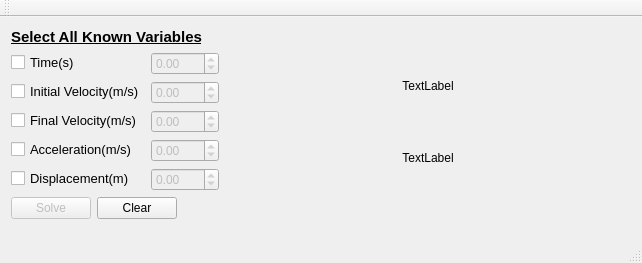
First picture: the form in mainwindow.ui, repository Daniel-Harrington/KinematicsSolver, before the edit.
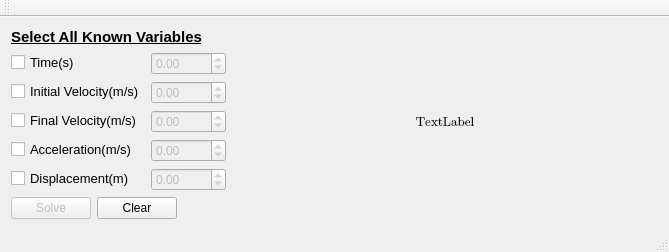
Second picture: the form after the edit.

What changed in the file:
```diff
--- a/mainwindow.ui
+++ b/mainwindow.ui
@@ -6,8 +6,8 @@
    <rect>
     <x>0</x>
     <y>0</y>
-    <width>642</width>
-    <height>263</height>
+    <width>669</width>
+    <height>251</height>
    </rect>
   </property>
   <property name="windowTitle">
@@ -98,7 +98,10 @@
          <bool>false</bool>
         </property>
         <property name="minimum">
-         <double>-100.000000000000000</double>
+         <double>-1000.000000000000000</double>
+        </property>
+        <property name="maximum">
+         <double>999.990000000000009</double>
         </property>
        </widget>
       </item>
@@ -108,7 +111,10 @@
          <bool>false</bool>
         </property>
         <property name="minimum">
-         <double>-100.000000000000000</double>
+         <double>-1000.000000000000000</double>
+        </property>
+        <property name="maximum">
+         <double>999.990000000000009</double>
         </property>
        </widget>
       </item>
@@ -118,7 +124,10 @@
          <bool>false</bool>
         </property>
         <property name="minimum">
-         <double>-100.000000000000000</double>
+         <double>-1000.000000000000000</double>
+        </property>
+        <property name="maximum">
+         <double>999.990000000000009</double>
         </property>
        </widget>
       </item>
@@ -128,7 +137,10 @@
          <bool>false</bool>
         </property>
         <property name="minimum">
-         <double>-100.000000000000000</double>
+         <double>-1000.000000000000000</double>
+        </property>
+        <property name="maximum">
+         <double>999.990000000000009</double>
         </property>
        </widget>
       </item>
@@ -138,7 +150,10 @@
          <bool>false</bool>
         </property>
         <property name="minimum">
-         <double>-100.000000000000000</double>
+         <double>-1000.000000000000000</double>
+        </property>
+        <property name="maximum">
+         <double>999.990000000000009</double>
         </property>
        </widget>
       </item>
@@ -146,24 +161,23 @@
     </item>
     <item row="1" column="1">
      <layout class="QVBoxLayout" name="verticalLayout">
-      <item>
-       <widget class="QLabel" name="label_Question">
-        <property name="text">
-         <string>TextLabel</string>
-        </property>
-        <property name="alignment">
-         <set>Qt::AlignCenter</set>
-        </property>
-       </widget>
-      </item>
       <item>
        <widget class="QLabel" name="label_Answer">
         <property name="enabled">
          <bool>true</bool>
         </property>
+        <property name="font">
+         <font>
+          <family>Cambria Math</family>
+          <pointsize>10</pointsize>
+         </font>
+        </property>
         <property name="text">
          <string>TextLabel</string>
         </property>
+        <property name="textFormat">
+         <enum>Qt::PlainText</enum>
+        </property>
         <property name="alignment">
          <set>Qt::AlignCenter</set>
         </property>
```
Left out of the diff: 48 changed lines with no effect on the pictures.
